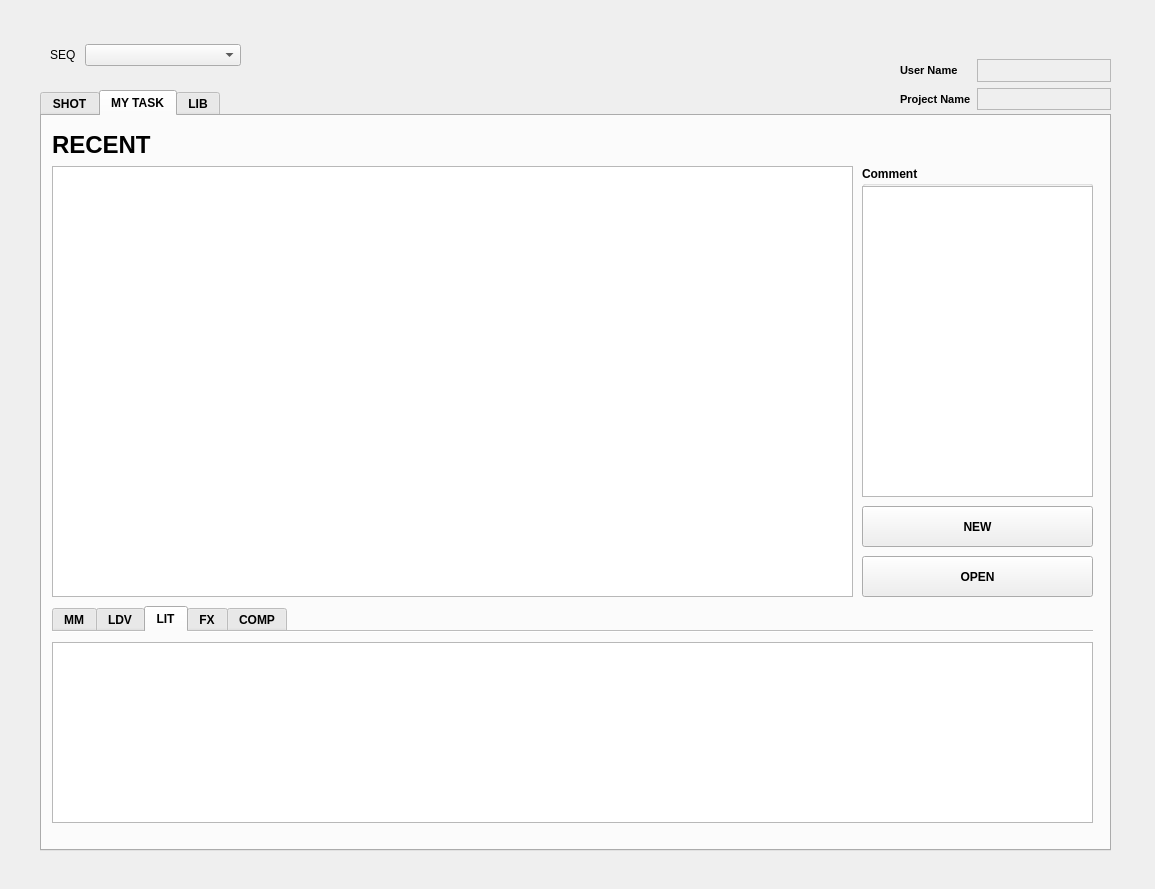
First picture: the form in pipeline/scripts/loader/main_window_v002.ui, repository UiChul/yummy, before the edit.
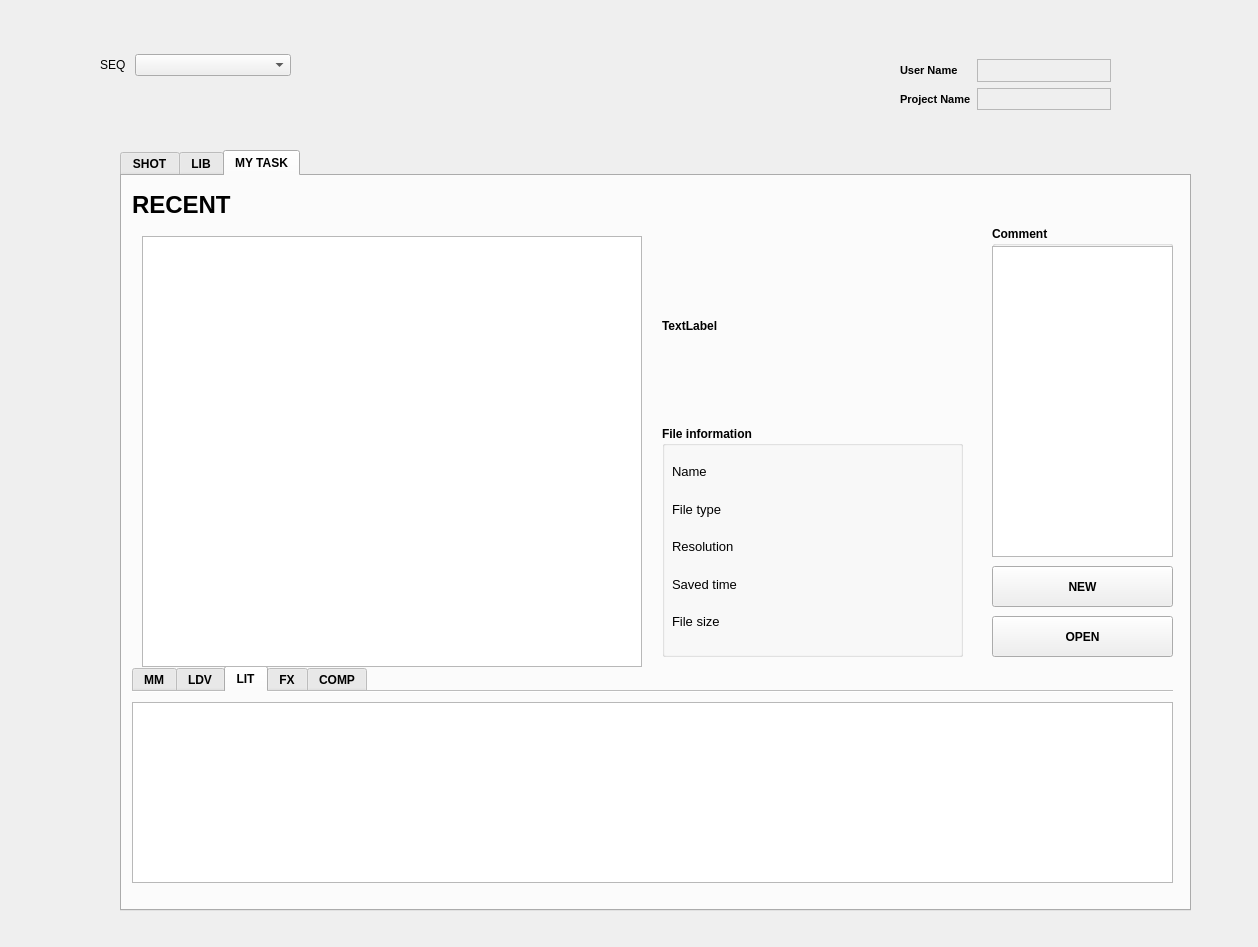
Second picture: the form after the edit. The open tabs and pages were chosen to show the change.

```diff
--- a/pipeline/scripts/loader/main_window_v002.ui
+++ b/pipeline/scripts/loader/main_window_v002.ui
@@ -6,8 +6,8 @@
    <rect>
     <x>0</x>
     <y>0</y>
-    <width>1155</width>
-    <height>889</height>
+    <width>1258</width>
+    <height>947</height>
    </rect>
   </property>
   <property name="sizePolicy">
@@ -22,8 +22,8 @@
   <widget class="QTabWidget" name="tabWidget_all">
    <property name="geometry">
     <rect>
-     <x>40</x>
-     <y>90</y>
+     <x>120</x>
+     <y>150</y>
      <width>1071</width>
      <height>761</height>
     </rect>
@@ -547,205 +547,6 @@
      </column>
     </widget>
    </widget>
-   <widget class="QWidget" name="tab_my_task">
-    <attribute name="title">
-     <string>MY TASK</string>
-    </attribute>
-    <widget class="QTabWidget" name="tableWidget_mytask_status">
-     <property name="geometry">
-      <rect>
-       <x>10</x>
-       <y>490</y>
-       <width>1041</width>
-       <height>221</height>
-      </rect>
-     </property>
-     <property name="currentIndex">
-      <number>4</number>
-     </property>
-     <property name="usesScrollButtons">
-      <bool>true</bool>
-     </property>
-     <property name="documentMode">
-      <bool>true</bool>
-     </property>
-     <property name="tabsClosable">
-      <bool>false</bool>
-     </property>
-     <property name="movable">
-      <bool>true</bool>
-     </property>
-     <property name="tabBarAutoHide">
-      <bool>false</bool>
-     </property>
-     <widget class="QWidget" name="tab_mt_mm">
-      <attribute name="title">
-       <string>MM</string>
-      </attribute>
-      <widget class="QTableWidget" name="tableWidget_mytask_mm">
-       <property name="geometry">
-        <rect>
-         <x>0</x>
-         <y>10</y>
-         <width>1041</width>
-         <height>181</height>
-        </rect>
-       </property>
-      </widget>
-     </widget>
-     <widget class="QWidget" name="tab_mt_ldv">
-      <attribute name="title">
-       <string>LDV</string>
-      </attribute>
-      <widget class="QTableWidget" name="tableWidget_mytask_ldv">
-       <property name="geometry">
-        <rect>
-         <x>0</x>
-         <y>10</y>
-         <width>1041</width>
-         <height>181</height>
-        </rect>
-       </property>
-      </widget>
-     </widget>
-     <widget class="QWidget" name="tab_mt_lit">
-      <attribute name="title">
-       <string>LIT</string>
-      </attribute>
-      <widget class="QTableWidget" name="tableWidget_mytask_lit">
-       <property name="geometry">
-        <rect>
-         <x>0</x>
-         <y>10</y>
-         <width>1041</width>
-         <height>181</height>
-        </rect>
-       </property>
-      </widget>
-     </widget>
-     <widget class="QWidget" name="tab_mt_fx">
-      <attribute name="title">
-       <string>FX</string>
-      </attribute>
-      <widget class="QTableWidget" name="tableWidget_mytask_fx">
-       <property name="geometry">
-        <rect>
-         <x>0</x>
-         <y>10</y>
-         <width>1041</width>
-         <height>181</height>
-        </rect>
-       </property>
-      </widget>
-     </widget>
-     <widget class="QWidget" name="tab_mt_comp">
-      <attribute name="title">
-       <string>COMP</string>
-      </attribute>
-      <widget class="QTableWidget" name="tableWidget_mytask_comp">
-       <property name="geometry">
-        <rect>
-         <x>0</x>
-         <y>10</y>
-         <width>1041</width>
-         <height>181</height>
-        </rect>
-       </property>
-      </widget>
-     </widget>
-    </widget>
-    <widget class="QGroupBox" name="groupBox_shot_comment_2">
-     <property name="geometry">
-      <rect>
-       <x>820</x>
-       <y>50</y>
-       <width>231</width>
-       <height>331</height>
-      </rect>
-     </property>
-     <property name="font">
-      <font>
-       <bold>true</bold>
-       <underline>false</underline>
-       <strikeout>false</strikeout>
-      </font>
-     </property>
-     <property name="title">
-      <string>Comment</string>
-     </property>
-     <property name="flat">
-      <bool>false</bool>
-     </property>
-     <property name="checkable">
-      <bool>false</bool>
-     </property>
-     <widget class="QPlainTextEdit" name="plainTextEdit_mytask_comment">
-      <property name="geometry">
-       <rect>
-        <x>0</x>
-        <y>20</y>
-        <width>231</width>
-        <height>311</height>
-       </rect>
-      </property>
-     </widget>
-    </widget>
-    <widget class="QPushButton" name="pushButton_mytask_selectedopen">
-     <property name="geometry">
-      <rect>
-       <x>820</x>
-       <y>440</y>
-       <width>231</width>
-       <height>41</height>
-      </rect>
-     </property>
-     <property name="text">
-      <string>OPEN</string>
-     </property>
-    </widget>
-    <widget class="QLabel" name="label_mytask_filepath">
-     <property name="geometry">
-      <rect>
-       <x>10</x>
-       <y>8</y>
-       <width>521</width>
-       <height>41</height>
-      </rect>
-     </property>
-     <property name="font">
-      <font>
-       <pointsize>18</pointsize>
-       <bold>true</bold>
-      </font>
-     </property>
-     <property name="text">
-      <string>RECENT</string>
-     </property>
-    </widget>
-    <widget class="QPushButton" name="pushButton_mytask_newfileopen">
-     <property name="geometry">
-      <rect>
-       <x>820</x>
-       <y>390</y>
-       <width>231</width>
-       <height>41</height>
-      </rect>
-     </property>
-     <property name="text">
-      <string>NEW</string>
-     </property>
-    </widget>
-    <widget class="QTableWidget" name="tableWidget_recent_files">
-     <property name="geometry">
-      <rect>
-       <x>10</x>
-       <y>50</y>
-       <width>801</width>
-       <height>431</height>
-      </rect>
-     </property>
-    </widget>
-   </widget>
    <widget class="QWidget" name="tab_clip">
     <attribute name="title">
      <string>LIB</string>
@@ -1958,12 +1759,442 @@
      </column>
     </widget>
    </widget>
+   <widget class="QWidget" name="tab_my_task">
+    <attribute name="title">
+     <string>MY TASK</string>
+    </attribute>
+    <widget class="QTabWidget" name="tableWidget_mytask_status">
+     <property name="geometry">
+      <rect>
+       <x>10</x>
+       <y>490</y>
+       <width>1041</width>
+       <height>221</height>
+      </rect>
+     </property>
+     <property name="currentIndex">
+      <number>2</number>
+     </property>
+     <property name="usesScrollButtons">
+      <bool>true</bool>
+     </property>
+     <property name="documentMode">
+      <bool>true</bool>
+     </property>
+     <property name="tabsClosable">
+      <bool>false</bool>
+     </property>
+     <property name="movable">
+      <bool>true</bool>
+     </property>
+     <property name="tabBarAutoHide">
+      <bool>false</bool>
+     </property>
+     <widget class="QWidget" name="tab_mt_mm">
+      <attribute name="title">
+       <string>MM</string>
+      </attribute>
+      <widget class="QTableWidget" name="tableWidget_mytask_mm">
+       <property name="geometry">
+        <rect>
+         <x>0</x>
+         <y>10</y>
+         <width>1041</width>
+         <height>181</height>
+        </rect>
+       </property>
+      </widget>
+     </widget>
+     <widget class="QWidget" name="tab_mt_ldv">
+      <attribute name="title">
+       <string>LDV</string>
+      </attribute>
+      <widget class="QTableWidget" name="tableWidget_mytask_ldv">
+       <property name="geometry">
+        <rect>
+         <x>0</x>
+         <y>10</y>
+         <width>1041</width>
+         <height>181</height>
+        </rect>
+       </property>
+      </widget>
+     </widget>
+     <widget class="QWidget" name="tab_mt_lit">
+      <attribute name="title">
+       <string>LIT</string>
+      </attribute>
+      <widget class="QTableWidget" name="tableWidget_mytask_lit">
+       <property name="geometry">
+        <rect>
+         <x>0</x>
+         <y>10</y>
+         <width>1041</width>
+         <height>181</height>
+        </rect>
+       </property>
+      </widget>
+     </widget>
+     <widget class="QWidget" name="tab_mt_fx">
+      <attribute name="title">
+       <string>FX</string>
+      </attribute>
+      <widget class="QTableWidget" name="tableWidget_mytask_fx">
+       <property name="geometry">
+        <rect>
+         <x>0</x>
+         <y>10</y>
+         <width>1041</width>
+         <height>181</height>
+        </rect>
+       </property>
+      </widget>
+     </widget>
+     <widget class="QWidget" name="tab_mt_comp">
+      <attribute name="title">
+       <string>COMP</string>
+      </attribute>
+      <widget class="QTableWidget" name="tableWidget_mytask_comp">
+       <property name="geometry">
+        <rect>
+         <x>0</x>
+         <y>10</y>
+         <width>1041</width>
+         <height>181</height>
+        </rect>
+       </property>
+      </widget>
+     </widget>
+    </widget>
+    <widget class="QGroupBox" name="groupBox_shot_comment_2">
+     <property name="geometry">
+      <rect>
+       <x>870</x>
+       <y>50</y>
+       <width>181</width>
+       <height>331</height>
+      </rect>
+     </property>
+     <property name="font">
+      <font>
+       <bold>true</bold>
+       <underline>false</underline>
+       <strikeout>false</strikeout>
+      </font>
+     </property>
+     <property name="title">
+      <string>Comment</string>
+     </property>
+     <property name="flat">
+      <bool>false</bool>
+     </property>
+     <property name="checkable">
+      <bool>false</bool>
+     </property>
+     <widget class="QPlainTextEdit" name="plainTextEdit_mytask_comment">
+      <property name="geometry">
+       <rect>
+        <x>0</x>
+        <y>20</y>
+        <width>181</width>
+        <height>311</height>
+       </rect>
+      </property>
+     </widget>
+    </widget>
+    <widget class="QPushButton" name="pushButton_mytask_selectedopen">
+     <property name="geometry">
+      <rect>
+       <x>870</x>
+       <y>440</y>
+       <width>181</width>
+       <height>41</height>
+      </rect>
+     </property>
+     <property name="text">
+      <string>OPEN</string>
+     </property>
+    </widget>
+    <widget class="QLabel" name="label_mytask_filepath">
+     <property name="geometry">
+      <rect>
+       <x>10</x>
+       <y>8</y>
+       <width>521</width>
+       <height>41</height>
+      </rect>
+     </property>
+     <property name="font">
+      <font>
+       <pointsize>18</pointsize>
+       <bold>true</bold>
+      </font>
+     </property>
+     <property name="text">
+      <string>RECENT</string>
+     </property>
+    </widget>
+    <widget class="QPushButton" name="pushButton_mytask_newfileopen">
+     <property name="geometry">
+      <rect>
+       <x>870</x>
+       <y>390</y>
+       <width>181</width>
+       <height>41</height>
+      </rect>
+     </property>
+     <property name="text">
+      <string>NEW</string>
+     </property>
+    </widget>
+    <widget class="QTableWidget" name="tableWidget_recent_files">
+     <property name="geometry">
+      <rect>
+       <x>20</x>
+       <y>60</y>
+       <width>500</width>
+       <height>431</height>
+      </rect>
+     </property>
+     <property name="showGrid">
+      <bool>false</bool>
+     </property>
+     <property name="wordWrap">
+      <bool>true</bool>
+     </property>
+     <attribute name="horizontalHeaderVisible">
+      <bool>true</bool>
+     </attribute>
+     <attribute name="horizontalHeaderHighlightSections">
+      <bool>false</bool>
+     </attribute>
+     <attribute name="verticalHeaderVisible">
+      <bool>false</bool>
+     </attribute>
+     <attribute name="verticalHeaderHighlightSections">
+      <bool>false</bool>
+     </attribute>
+    </widget>
+    <widget class="QLabel" name="label">
+     <property name="geometry">
+      <rect>
+       <x>540</x>
+       <y>60</y>
+       <width>300</width>
+       <height>180</height>
+      </rect>
+     </property>
+     <property name="text">
+      <string>TextLabel</string>
+     </property>
+    </widget>
+    <widget class="QGroupBox" name="groupBox_shot_file_info_2">
+     <property name="geometry">
+      <rect>
+       <x>540</x>
+       <y>250</y>
+       <width>301</width>
+       <height>231</height>
+      </rect>
+     </property>
+     <property name="font">
+      <font>
+       <bold>true</bold>
+       <underline>false</underline>
+       <strikeout>false</strikeout>
+      </font>
+     </property>
+     <property name="title">
+      <string>File information</string>
+     </property>
+     <property name="flat">
+      <bool>false</bool>
+     </property>
+     <property name="checkable">
+      <bool>false</bool>
+     </property>
+     <widget class="QWidget" name="verticalLayoutWidget_3">
+      <property name="geometry">
+       <rect>
+        <x>10</x>
+        <y>30</y>
+        <width>80</width>
+        <height>181</height>
+       </rect>
+      </property>
+      <layout class="QVBoxLayout" name="verticalLayout_5">
+       <item>
+        <widget class="QLabel" name="label_17">
+         <property name="font">
+          <font>
+           <pointsize>10</pointsize>
+           <bold>false</bold>
+           <underline>false</underline>
+           <strikeout>false</strikeout>
+          </font>
+         </property>
+         <property name="text">
+          <string>Name</string>
+         </property>
+        </widget>
+       </item>
+       <item>
+        <widget class="QLabel" name="label_15">
+         <property name="font">
+          <font>
+           <pointsize>10</pointsize>
+           <bold>false</bold>
+           <underline>false</underline>
+           <strikeout>false</strikeout>
+          </font>
+         </property>
+         <property name="text">
+          <string>File type</string>
+         </property>
+        </widget>
+       </item>
+       <item>
+        <widget class="QLabel" name="label_12">
+         <property name="font">
+          <font>
+           <pointsize>10</pointsize>
+           <bold>false</bold>
+           <underline>false</underline>
+           <strikeout>false</strikeout>
+          </font>
+         </property>
+         <property name="text">
+          <string>Resolution</string>
+         </property>
+        </widget>
+       </item>
+       <item>
+        <widget class="QLabel" name="label_13">
+         <property name="font">
+          <font>
+           <pointsize>10</pointsize>
+           <bold>false</bold>
+           <underline>false</underline>
+           <strikeout>false</strikeout>
+          </font>
+         </property>
+         <property name="text">
+          <string>Saved time</string>
+         </property>
+        </widget>
+       </item>
+       <item>
+        <widget class="QLabel" name="label_21">
+         <property name="font">
+          <font>
+           <pointsize>10</pointsize>
+           <bold>false</bold>
+           <underline>false</underline>
+           <strikeout>false</strikeout>
+          </font>
+         </property>
+         <property name="text">
+          <string>File size</string>
+         </property>
+        </widget>
+       </item>
+      </layout>
+     </widget>
+     <widget class="QWidget" name="verticalLayoutWidget_4">
+      <property name="geometry">
+       <rect>
+        <x>100</x>
+        <y>30</y>
+        <width>191</width>
+        <height>181</height>
+       </rect>
+      </property>
+      <layout class="QVBoxLayout" name="verticalLayout_6">
+       <item>
+        <widget class="QLabel" name="label_shot_filename_2">
+         <property name="font">
+          <font>
+           <pointsize>10</pointsize>
+           <bold>false</bold>
+           <underline>false</underline>
+           <strikeout>false</strikeout>
+          </font>
+         </property>
+         <property name="text">
+          <string/>
+         </property>
+        </widget>
+       </item>
+       <item>
+        <widget class="QLabel" name="label_shot_filetype_2">
+         <property name="font">
+          <font>
+           <pointsize>10</pointsize>
+           <bold>false</bold>
+           <underline>false</underline>
+           <strikeout>false</strikeout>
+          </font>
+         </property>
+         <property name="text">
+          <string/>
+         </property>
+        </widget>
+       </item>
+       <item>
+        <widget class="QLabel" name="label_shot_resolution_2">
+         <property name="font">
+          <font>
+           <pointsize>10</pointsize>
+           <bold>false</bold>
+           <underline>false</underline>
+           <strikeout>false</strikeout>
+          </font>
+         </property>
+         <property name="text">
+          <string/>
+         </property>
+        </widget>
+       </item>
+       <item>
+        <widget class="QLabel" name="label_shot_savedtime_2">
+         <property name="font">
+          <font>
+           <pointsize>10</pointsize>
+           <bold>false</bold>
+           <underline>false</underline>
+           <strikeout>false</strikeout>
+          </font>
+         </property>
+         <property name="text">
+          <string/>
+         </property>
+        </widget>
+       </item>
+       <item>
+        <widget class="QLabel" name="label_shot_filesize_2">
+         <property name="font">
+          <font>
+           <pointsize>10</pointsize>
+           <bold>false</bold>
+           <underline>false</underline>
+           <strikeout>false</strikeout>
+          </font>
+         </property>
+         <property name="text">
+          <string/>
+         </property>
+        </widget>
+       </item>
+      </layout>
+     </widget>
+    </widget>
+   </widget>
   </widget>
   <widget class="QWidget" name="horizontalLayoutWidget_2">
    <property name="geometry">
     <rect>
-     <x>50</x>
-     <y>30</y>
+     <x>100</x>
+     <y>40</y>
      <width>191</width>
      <height>51</height>
     </rect>
```
Left out of the diff: 12 changed lines with no effect on the pictures.
